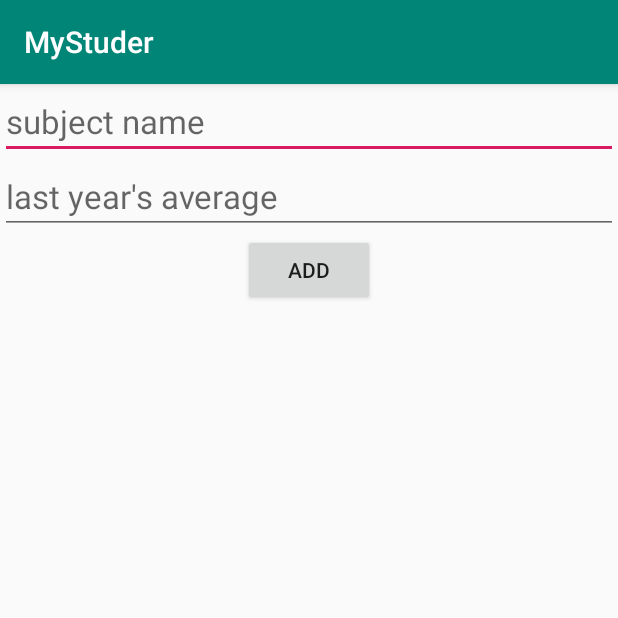
After one commit to Plasius/MyStuder, an Android app: the AddSubjectActivity screen opened directly, with no data from a screen before it, on a phone screen of 412 x 824 dp, the top half of it. The commit adds this screen. Run offline under Robolectric (Android 15) with nearby library versions, the phone set to English and light mode, and no system bars.

Commit message:
Implementing Database

```diff
--- a/app/src/main/java/com/plasius/mystuder/SettingsActivity.java
+++ b/app/src/main/java/com/plasius/mystuder/SettingsActivity.java
@@ -6,14 +6,14 @@ import android.content.Intent;
 import android.os.Bundle;
 import android.view.View;
 import android.widget.EditText;
-import android.widget.ProgressBar;
 import android.widget.RadioGroup;
 import android.widget.SeekBar;
 import android.widget.TextView;
 
+import com.plasius.mystuder.activity.MainActivity;
 import com.plasius.mystuder.utils.Constants;
 import com.plasius.mystuder.utils.PersistenceUtils;
-import com.plasius.mystuder.utils.User;
+import com.plasius.mystuder.model.User;
 
 public class SettingsActivity extends AppCompatActivity {
 
--- /dev/null
+++ b/app/src/main/java/com/plasius/mystuder/activity/AddSubjectActivity.java
@@ -0,0 +1,44 @@
+package com.plasius.mystuder.activity;
+
+import androidx.appcompat.app.AppCompatActivity;
+
+import android.os.Bundle;
+import android.view.View;
+import android.widget.EditText;
+import android.widget.Toast;
+
+import com.plasius.mystuder.R;
+import com.plasius.mystuder.controller.Database;
+import com.plasius.mystuder.model.Grade;
+import com.plasius.mystuder.model.Subject;
+
+import java.util.Calendar;
+import java.util.Date;
+
+public class AddSubjectActivity extends AppCompatActivity {
+
+    @Override
+    protected void onCreate(Bundle savedInstanceState) {
+        super.onCreate(savedInstanceState);
+        setContentView(R.layout.activity_add_subject);
+
+        //get subjects from db
+        //display subjects
+
+    }
+
+    public void onAddClicked(View v){
+        String subjectname = ((EditText)findViewById(R.id.subject_et_name)).getText().toString();
+        double laverage = Double.parseDouble(((EditText)findViewById(R.id.subject_et_laverage)).getText().toString());
+
+        //save new subject
+        Database.getInstance(this).subjectDAO().insertSubject(new Subject(subjectname, laverage));
+        //DEBUG
+        Database.getInstance(this).gradeDAO().insertGrade(new Grade(subjectname, Calendar.getInstance().getTimeInMillis(), 9));
+
+        //go back
+        Toast.makeText(this, "Subject added", Toast.LENGTH_SHORT).show();
+        finish();
+    }
+
+}
--- a/app/src/main/java/com/plasius/mystuder/utils/User.java
+++ b/app/src/main/java/com/plasius/mystuder/model/User.java
@@ -1,4 +1,4 @@
-package com.plasius.mystuder.utils;
+package com.plasius.mystuder.model;
 
 import android.os.Parcel;
 import android.os.Parcelable;
--- /dev/null
+++ b/app/src/main/res/layout/activity_add_subject.xml
@@ -0,0 +1,36 @@
+<?xml version="1.0" encoding="utf-8"?>
+<LinearLayout xmlns:android="http://schemas.android.com/apk/res/android"
+    xmlns:app="http://schemas.android.com/apk/res-auto"
+    xmlns:tools="http://schemas.android.com/tools"
+    android:layout_width="match_parent"
+    android:layout_height="match_parent"
+    android:orientation="vertical"
+    tools:context=".activity.AddSubjectActivity">
+
+    <EditText
+        android:id="@+id/subject_et_name"
+        android:layout_width="match_parent"
+        android:layout_height="wrap_content"
+        android:textSize="22sp"
+        android:inputType="text"
+        android:hint="subject name"
+        />
+
+
+    <EditText
+        android:id="@+id/subject_et_laverage"
+        android:layout_width="match_parent"
+        android:layout_height="wrap_content"
+        android:inputType="numberDecimal"
+        android:maxLength="4"
+        android:textSize="22sp"
+        android:hint="last year's average"
+        />
+
+    <Button
+        android:layout_gravity="center_horizontal"
+        android:layout_width="wrap_content"
+        android:layout_height="wrap_content"
+        android:onClick="onAddClicked"
+        android:text="add"/>
+</LinearLayout>
--- a/app/src/main/res/layout/activity_main.xml
+++ b/app/src/main/res/layout/activity_main.xml
@@ -7,7 +7,7 @@
     android:columnCount="1"
     android:rowCount="4"
     android:orientation="vertical"
-    tools:context=".MainActivity">
+    tools:context=".activity.MainActivity">
 
 
 
@@ -52,7 +52,7 @@
                     android:textSize="22sp"
                     android:drawableTop="@mipmap/ic_launcher"
                     android:textAlignment="center"
-                    android:onClick="onWow"/>
+                    android:onClick="onSubjectsClicked"/>
 
             <!--Schedule-->
             <TextView
```
Also changed, not shown: app/build.gradle (+5 -3 lines), app/src/main/AndroidManifest.xml (+5 -2 lines), app/src/main/java/com/plasius/mystuder/activity/MainActivity.java (renamed from app/src/main/java/com/plasius/mystuder/MainActivity.java, +5 -3 lines), app/src/main/java/com/plasius/mystuder/activity/SubjectsActivity.java (added, +49 -0 lines), app/src/main/java/com/plasius/mystuder/controller/Database.java (added, +47 -0 lines), app/src/main/java/com/plasius/mystuder/controller/GradeDAO.java (added, +24 -0 lines), app/src/main/java/com/plasius/mystuder/controller/SubjectDAO.java (added, +23 -0 lines), app/src/main/java/com/plasius/mystuder/model/Grade.java (added, +58 -0 lines), app/src/main/java/com/plasius/mystuder/model/Subject.java (added, +35 -0 lines), app/src/main/res/layout/activity_settings.xml (+1 -7 lines), app/src/main/res/layout/activity_subjects.xml (added, +9 -0 lines), app/src/main/res/layout/toolbar_subjects.xml (added, +7 -0 lines), app/src/main/res/menu/menu_subjects.xml (added, +12 -0 lines), build.gradle (+8 -0 lines).
